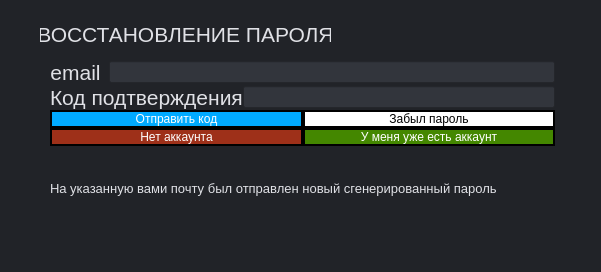
The window that reset_password.ui (k0swel/mpu_project) describes before a commit, drawn with Qt 5.
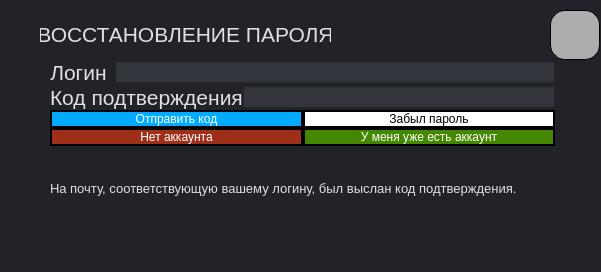
The same window after the commit. Icons and pictures are not drawn.

What changed in the file:
```diff
--- a/reset_password.ui
+++ b/reset_password.ui
@@ -76,7 +76,7 @@
          <string notr="true">color: rgb(224, 225, 230);</string>
         </property>
         <property name="text">
-         <string>email</string>
+         <string>Логин</string>
         </property>
         <property name="alignment">
          <set>Qt::AlignmentFlag::AlignCenter</set>
@@ -398,12 +398,41 @@
        <string notr="true">color: rgb(224, 225, 230);</string>
       </property>
       <property name="text">
-       <string>На указанную вами почту был отправлен новый сгенерированный пароль</string>
+       <string>На почту, соответствующую вашему логину, был выслан код подтверждения.</string>
       </property>
      </widget>
     </item>
    </layout>
   </widget>
+  <widget class="QPushButton" name="pushButton">
+   <property name="geometry">
+    <rect>
+     <x>550</x>
+     <y>10</y>
+     <width>50</width>
+     <height>50</height>
+    </rect>
+   </property>
+   <property name="toolTip">
+    <string>&lt;html&gt;&lt;head/&gt;&lt;body&gt;&lt;p&gt;Обновить окно&lt;/p&gt;&lt;/body&gt;&lt;/html&gt;</string>
+   </property>
+   <property name="styleSheet">
+    <string notr="true">QPushButton {
+	background-image: url(:/icons/icons/icon-reload.png);
+	background-color: rgb(173, 173, 173);
+	border: 1px solid black;
+	border-radius: 15px;
+}
+
+QPushButton:hover {
+    border: 2px solid #e74c3c;
+    
+}</string>
+   </property>
+   <property name="text">
+    <string/>
+   </property>
+  </widget>
  </widget>
  <resources/>
  <connections/>
```
Left out of the diff: 12 changed lines with no effect on the pictures.
